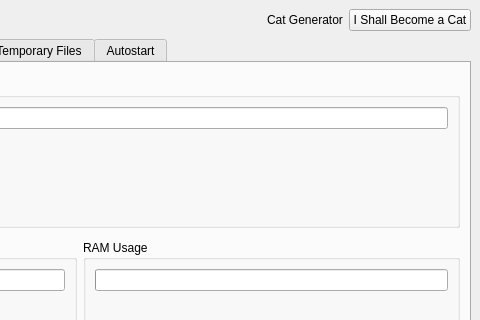
Old version of the form mainwindow.ui in the repository apelsin2281337/simplesystemmanager; both pictures show x 320 to 800 and y 0 to 320 of the 800 by 600 pixel window.
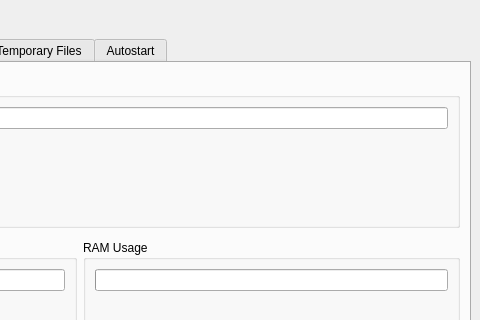
New version of the form. The open tabs and pages were chosen to show the change. Icons and pictures are not drawn.

Patch:
```diff
--- a/mainwindow.ui
+++ b/mainwindow.ui
@@ -54,38 +54,6 @@
         </property>
        </spacer>
       </item>
-      <item>
-       <widget class="QLabel" name="catGeneratorLabel">
-        <property name="text">
-         <string>Cat Generator</string>
-        </property>
-        <property name="textInteractionFlags">
-         <set>Qt::TextInteractionFlag::NoTextInteraction</set>
-        </property>
-       </widget>
-      </item>
-      <item>
-       <widget class="QPushButton" name="catButton">
-        <property name="maximumSize">
-         <size>
-          <width>256</width>
-          <height>64</height>
-         </size>
-        </property>
-        <property name="autoFillBackground">
-         <bool>false</bool>
-        </property>
-        <property name="text">
-         <string>I Shall Become a Cat</string>
-        </property>
-        <property name="iconSize">
-         <size>
-          <width>64</width>
-          <height>64</height>
-         </size>
-        </property>
-       </widget>
-      </item>
      </layout>
     </item>
     <item>
```
Left out of the diff: 2 changed lines with no effect on the pictures.
